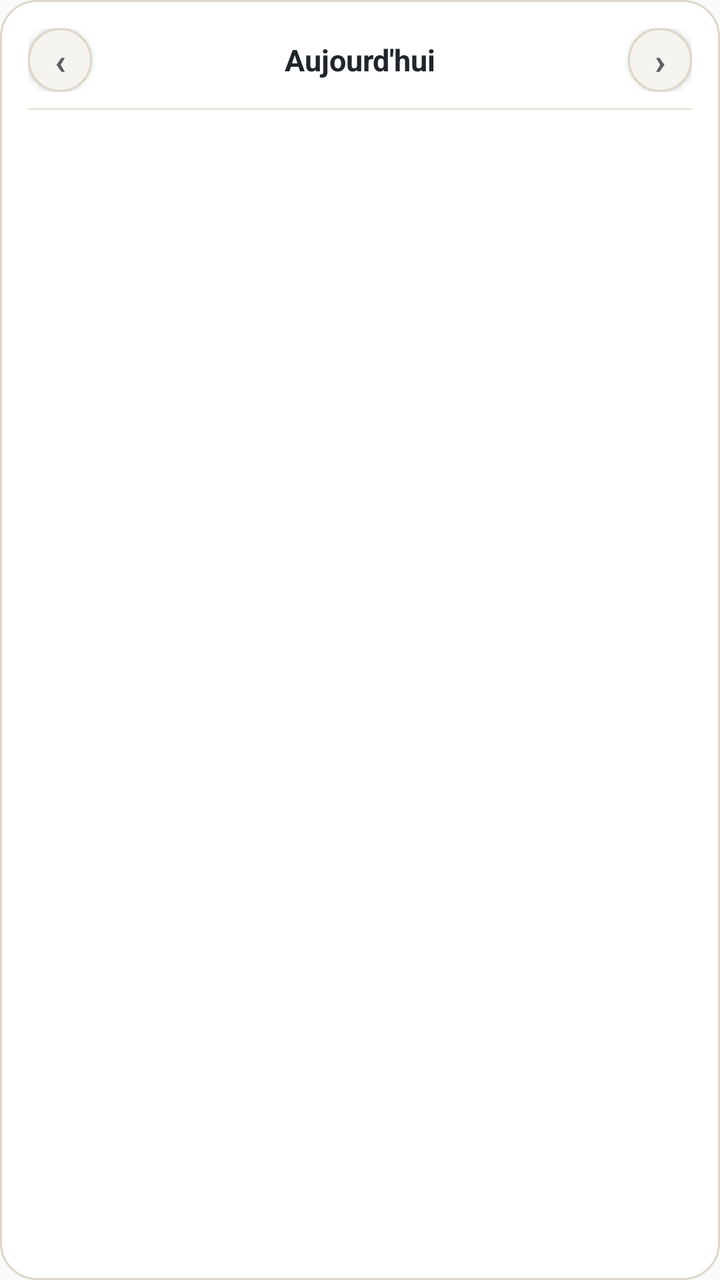
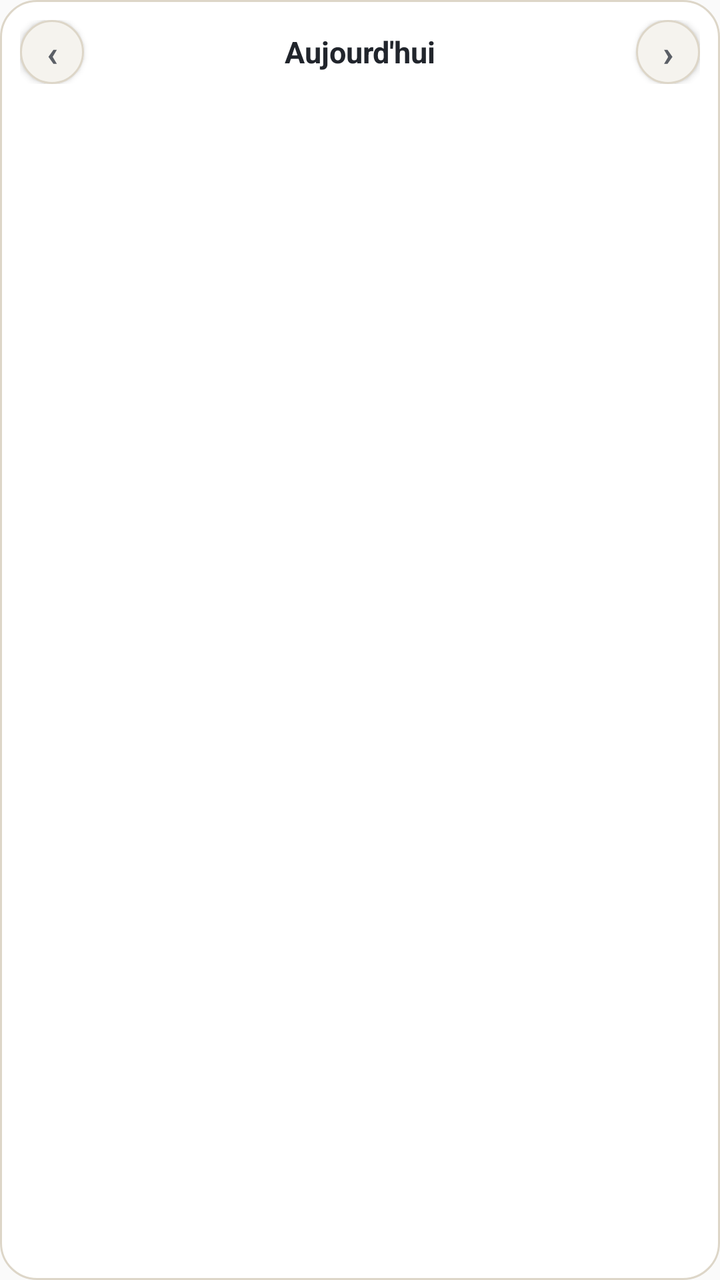

An Android layout rendered at two revisions. The XML below is the earlier revision; the diff shows what the commit changed to produce the second picture.
<!-- AndroidManifest.xml: application theme AppTheme -->
<!-- res/layout/agenda_widget.xml -->
<LinearLayout xmlns:android="http://schemas.android.com/apk/res/android" android:layout_width="match_parent" android:layout_height="match_parent" android:orientation="vertical" android:background="@drawable/widget_background" android:padding="14dp">
<LinearLayout android:layout_width="match_parent" android:layout_height="wrap_content" android:orientation="horizontal" android:gravity="center_vertical" android:layout_marginBottom="8dp">
<Button android:id="@+id/btn_prev" android:layout_width="32dp" android:layout_height="32dp" android:minWidth="0dp" android:minHeight="0dp" android:padding="0dp" android:text="‹" android:textSize="18sp" android:textColor="#5B5F66" android:textStyle="bold" android:background="@drawable/widget_nav_button"/>
<TextView android:id="@+id/tv_date" android:layout_width="0dp" android:layout_height="wrap_content" android:layout_weight="1" android:gravity="center" android:textColor="#21252C" android:textSize="15sp" android:textStyle="bold" android:singleLine="true" android:ellipsize="end" android:text="Aujourd'hui"/>
<Button android:id="@+id/btn_next" android:layout_width="32dp" android:layout_height="32dp" android:minWidth="0dp" android:minHeight="0dp" android:padding="0dp" android:text="›" android:textSize="18sp" android:textColor="#5B5F66" android:textStyle="bold" android:background="@drawable/widget_nav_button"/>
</LinearLayout>

<ImageView android:layout_width="match_parent" android:layout_height="1dp" android:background="#EAE5D8" android:layout_marginBottom="6dp"/>
<LinearLayout android:id="@+id/tasks_container" android:layout_width="match_parent" android:layout_height="0dp" android:layout_weight="1" android:orientation="vertical">
<TextView android:id="@+id/tv_empty" android:layout_width="match_parent" android:layout_height="wrap_content" android:text="Rien de prévu" android:textColor="#9B9C96" android:textSize="12sp" android:gravity="center" android:paddingTop="10dp" android:visibility="gone"/>
<TextView android:id="@+id/tv_task_1" style="@style/WidgetTaskLine"/>
<TextView android:id="@+id/tv_task_2" style="@style/WidgetTaskLine"/>
<TextView android:id="@+id/tv_task_3" style="@style/WidgetTaskLine"/>
<TextView android:id="@+id/tv_task_4" style="@style/WidgetTaskLine"/>
<TextView android:id="@+id/tv_task_5" style="@style/WidgetTaskLine"/>
</LinearLayout>
</LinearLayout>
<!-- resources referenced by this layout -->
<resources>
  <!-- drawable widget_background (drawable) -->
  <?xml version="1.0" encoding="utf-8"?>
  <shape xmlns:android="http://schemas.android.com/apk/res/android">
      <solid android:color="#FFFFFF" />
      <corners android:radius="18dp" />
      <stroke android:width="1dp" android:color="#DDD6C8" />
  </shape>
  <!-- drawable widget_nav_button (drawable) -->
  <?xml version="1.0" encoding="utf-8"?>
  <shape xmlns:android="http://schemas.android.com/apk/res/android" android:shape="oval">
      <solid android:color="#F5F3EE" />
      <stroke android:width="1dp" android:color="#DDD6C8" />
  </shape>
  <style name="WidgetTaskLine">
          <item name="android:layout_width">match_parent</item>
          <item name="android:layout_height">wrap_content</item>
          <item name="android:textColor">#21252C</item>
          <item name="android:textSize">12.5sp</item>
          <item name="android:singleLine">true</item>
          <item name="android:ellipsize">end</item>
          <item name="android:paddingTop">3dp</item>
          <item name="android:paddingBottom">3dp</item>
          <item name="android:visibility">gone</item>
      </style>
  <style name="AppTheme" parent="Theme.AppCompat.Light.DarkActionBar">
          
          <item name="colorPrimary">@color/colorPrimary</item>
          <item name="colorPrimaryDark">@color/colorPrimaryDark</item>
          <item name="colorAccent">@color/colorAccent</item>
      </style>
</resources>

<!-- the commit's change to res/layout/agenda_widget.xml (unified diff, before → after) -->
@@ -1,17 +1,10 @@
-<LinearLayout xmlns:android="http://schemas.android.com/apk/res/android" android:layout_width="match_parent" android:layout_height="match_parent" android:orientation="vertical" android:background="@drawable/widget_background" android:padding="14dp">
-<LinearLayout android:layout_width="match_parent" android:layout_height="wrap_content" android:orientation="horizontal" android:gravity="center_vertical" android:layout_marginBottom="8dp">
+<LinearLayout xmlns:android="http://schemas.android.com/apk/res/android" android:layout_width="match_parent" android:layout_height="match_parent" android:orientation="vertical" android:background="@drawable/widget_background" android:padding="10dp">
+<LinearLayout android:layout_width="match_parent" android:layout_height="wrap_content" android:orientation="horizontal" android:gravity="center_vertical" android:layout_marginBottom="4dp">
 <Button android:id="@+id/btn_prev" android:layout_width="32dp" android:layout_height="32dp" android:minWidth="0dp" android:minHeight="0dp" android:padding="0dp" android:text="‹" android:textSize="18sp" android:textColor="#5B5F66" android:textStyle="bold" android:background="@drawable/widget_nav_button"/>
 <TextView android:id="@+id/tv_date" android:layout_width="0dp" android:layout_height="wrap_content" android:layout_weight="1" android:gravity="center" android:textColor="#21252C" android:textSize="15sp" android:textStyle="bold" android:singleLine="true" android:ellipsize="end" android:text="Aujourd'hui"/>
 <Button android:id="@+id/btn_next" android:layout_width="32dp" android:layout_height="32dp" android:minWidth="0dp" android:minHeight="0dp" android:padding="0dp" android:text="›" android:textSize="18sp" android:textColor="#5B5F66" android:textStyle="bold" android:background="@drawable/widget_nav_button"/>
 </LinearLayout>
+<TextView android:id="@+id/tv_allday" android:layout_width="match_parent" android:layout_height="wrap_content" android:textColor="#5B5F66" android:textSize="10.5sp" android:singleLine="true" android:ellipsize="end" android:paddingBottom="4dp" android:visibility="gone"/>
 
-<ImageView android:layout_width="match_parent" android:layout_height="1dp" android:background="#EAE5D8" android:layout_marginBottom="6dp"/>
-<LinearLayout android:id="@+id/tasks_container" android:layout_width="match_parent" android:layout_height="0dp" android:layout_weight="1" android:orientation="vertical">
-<TextView android:id="@+id/tv_empty" android:layout_width="match_parent" android:layout_height="wrap_content" android:text="Rien de prévu" android:textColor="#9B9C96" android:textSize="12sp" android:gravity="center" android:paddingTop="10dp" android:visibility="gone"/>
-<TextView android:id="@+id/tv_task_1" style="@style/WidgetTaskLine"/>
-<TextView android:id="@+id/tv_task_2" style="@style/WidgetTaskLine"/>
-<TextView android:id="@+id/tv_task_3" style="@style/WidgetTaskLine"/>
-<TextView android:id="@+id/tv_task_4" style="@style/WidgetTaskLine"/>
-<TextView android:id="@+id/tv_task_5" style="@style/WidgetTaskLine"/>
+<ImageView android:id="@+id/iv_timeline" android:layout_width="match_parent" android:layout_height="0dp" android:layout_weight="1" android:scaleType="fitXY" android:contentDescription="Planning du jour"/>
 </LinearLayout>
-</LinearLayout>
<!-- resource entries referenced after the edit -->
@@ -13,17 +13,6 @@
       <solid android:color="#F5F3EE" />
       <stroke android:width="1dp" android:color="#DDD6C8" />
   </shape>
-  <style name="WidgetTaskLine">
-          <item name="android:layout_width">match_parent</item>
-          <item name="android:layout_height">wrap_content</item>
-          <item name="android:textColor">#21252C</item>
-          <item name="android:textSize">12.5sp</item>
-          <item name="android:singleLine">true</item>
-          <item name="android:ellipsize">end</item>
-          <item name="android:paddingTop">3dp</item>
-          <item name="android:paddingBottom">3dp</item>
-          <item name="android:visibility">gone</item>
-      </style>
   <style name="AppTheme" parent="Theme.AppCompat.Light.DarkActionBar">
           
           <item name="colorPrimary">@color/colorPrimary</item>
